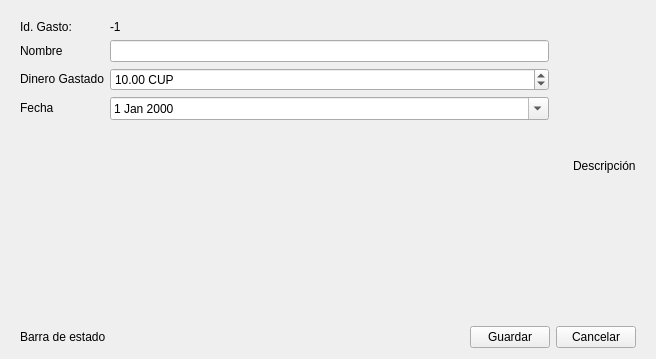
First picture: the form in view/ui/expense_form.ui, repository R0land013/blue-pos, before the edit.
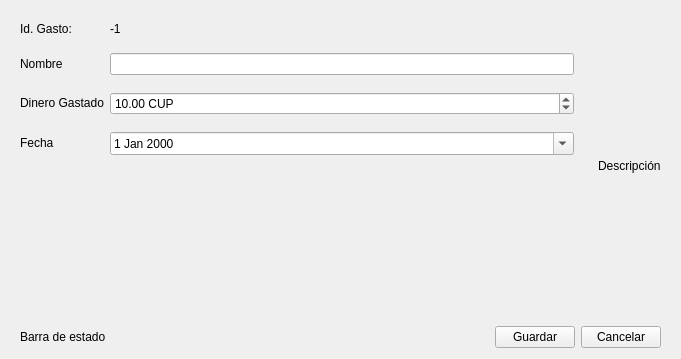
Second picture: the form after the edit.

```diff
--- a/view/ui/expense_form.ui
+++ b/view/ui/expense_form.ui
@@ -6,7 +6,7 @@
    <rect>
     <x>0</x>
     <y>0</y>
-    <width>656</width>
+    <width>681</width>
     <height>359</height>
    </rect>
   </property>
@@ -44,6 +44,12 @@
          <enum>QFrame::Raised</enum>
         </property>
         <layout class="QGridLayout" name="gridLayout">
+         <property name="topMargin">
+          <number>11</number>
+         </property>
+         <property name="verticalSpacing">
+          <number>17</number>
+         </property>
          <item row="2" column="0">
           <widget class="QLabel" name="label_4">
            <property name="sizePolicy">
```
